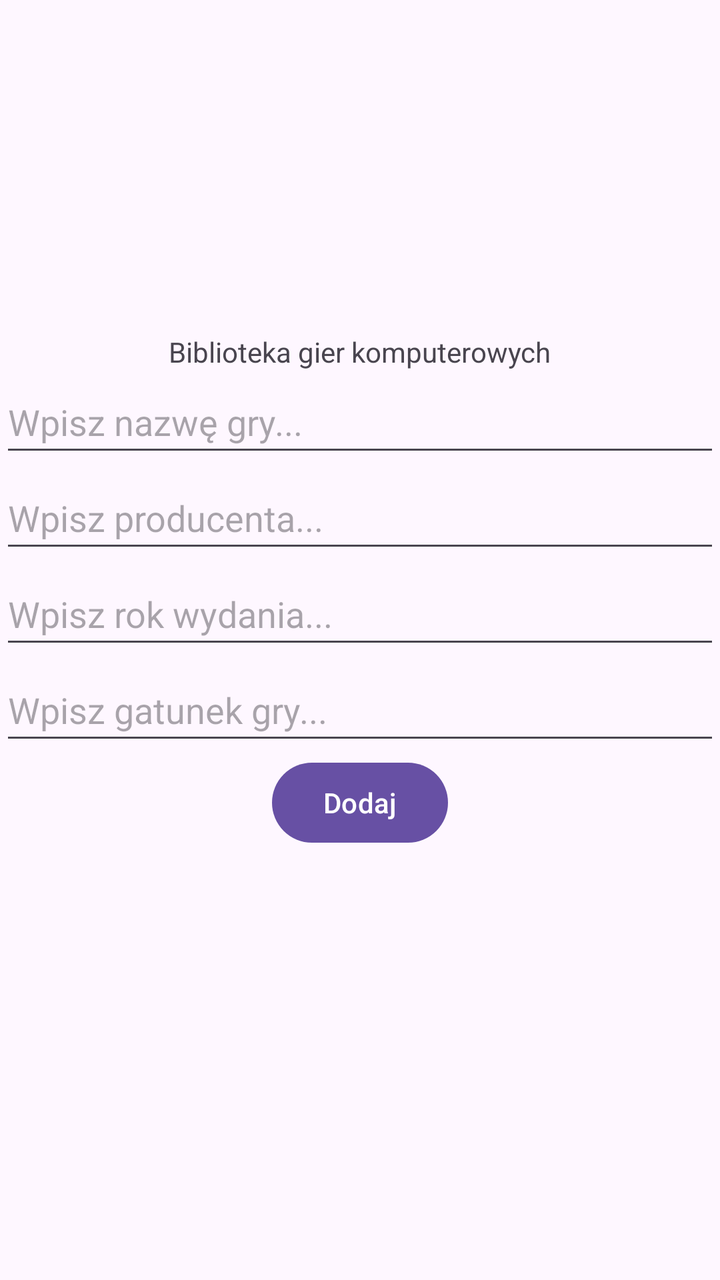
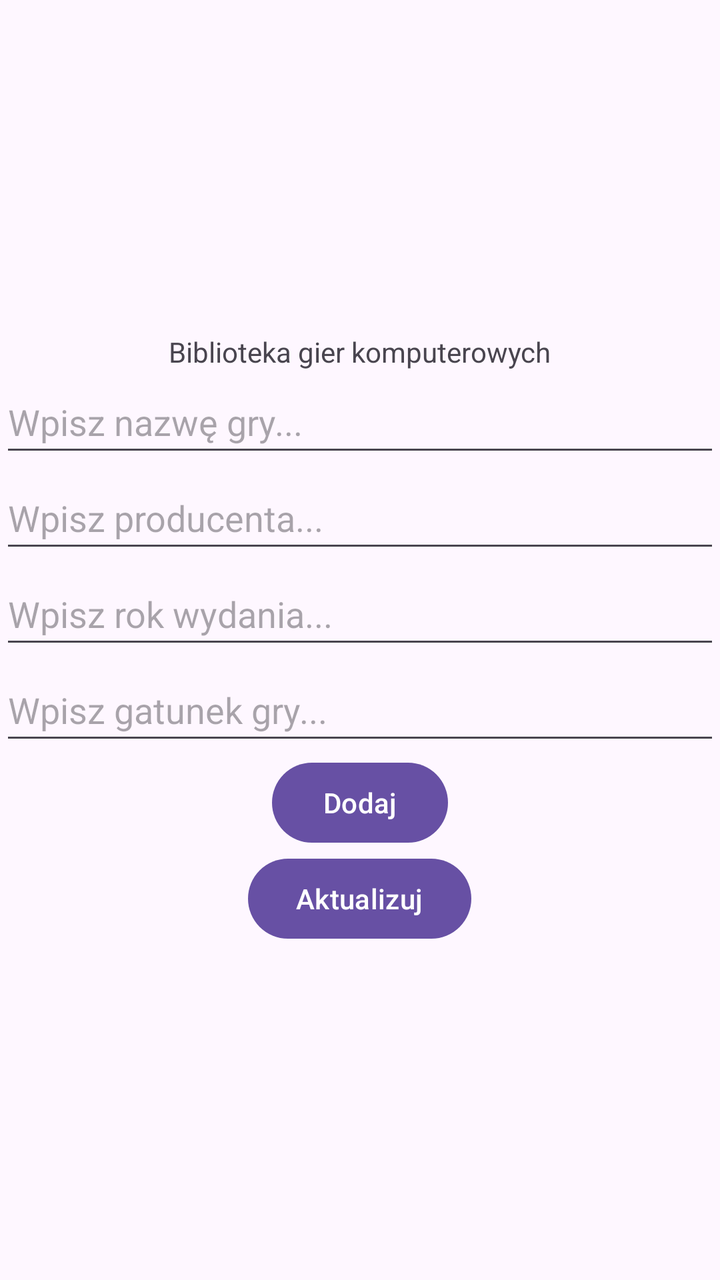

Screens rendered from an Android XML layout before and after an edit, with the pre-edit source and the edit as a unified diff.
<!-- AndroidManifest.xml: application theme Theme.MyApplication -->
<!-- res/layout/activity_main.xml -->
<?xml version="1.0" encoding="utf-8"?>
<LinearLayout xmlns:android="http://schemas.android.com/apk/res/android"
    xmlns:app="http://schemas.android.com/apk/res-auto"
    xmlns:tools="http://schemas.android.com/tools"
    android:id="@+id/main"
    android:layout_width="match_parent"
    android:layout_height="match_parent"
    android:orientation="vertical"
    android:gravity="center"
    tools:context=".MainActivity">

    <TextView
        android:layout_width="wrap_content"
        android:layout_height="wrap_content"
        android:text="Biblioteka gier komputerowych" />

    <EditText
        android:id="@+id/etName"
        android:layout_width="match_parent"
        android:layout_height="48dp"
        android:hint="Wpisz nazwę gry..."
        android:inputType="text" />

    <EditText
        android:id="@+id/etProducer"
        android:layout_width="match_parent"
        android:layout_height="48dp"
        android:hint="Wpisz producenta..."
        android:inputType="text" />

    <EditText
        android:id="@+id/etRok"
        android:layout_width="match_parent"
        android:layout_height="48dp"
        android:hint="Wpisz rok wydania..."
        android:inputType="number" />

    <EditText
        android:id="@+id/etGatunek"
        android:layout_width="match_parent"
        android:layout_height="48dp"
        android:hint="Wpisz gatunek gry..."
        android:inputType="text" />

    <Button
        android:id="@+id/btnAdd"
        android:layout_width="wrap_content"
        android:layout_height="wrap_content"
        android:text="Dodaj" />

    <Button
        android:id="@+id/btnUpdate"
        android:layout_width="match_parent"
        android:layout_height="wrap_content"
        android:text="Aktualizuj"
        android:visibility="invisible" />

    <ListView
        android:id="@+id/listView"
        android:layout_width="match_parent"
        android:layout_height="wrap_content" />

</LinearLayout>
<!-- resources referenced by this layout -->
<resources>
  <style name="Theme.MyApplication" parent="Base.Theme.MyApplication" />
  <style name="Base.Theme.MyApplication" parent="Theme.Material3.DayNight.NoActionBar">
          
          
      </style>
</resources>

<!-- the commit's change to res/layout/activity_main.xml (unified diff, before → after) -->
@@ -50,10 +50,10 @@
 
     <Button
         android:id="@+id/btnUpdate"
-        android:layout_width="match_parent"
+        android:layout_width="wrap_content"
         android:layout_height="wrap_content"
         android:text="Aktualizuj"
-        android:visibility="invisible" />
+        android:visibility="visible" />
 
     <ListView
         android:id="@+id/listView"
